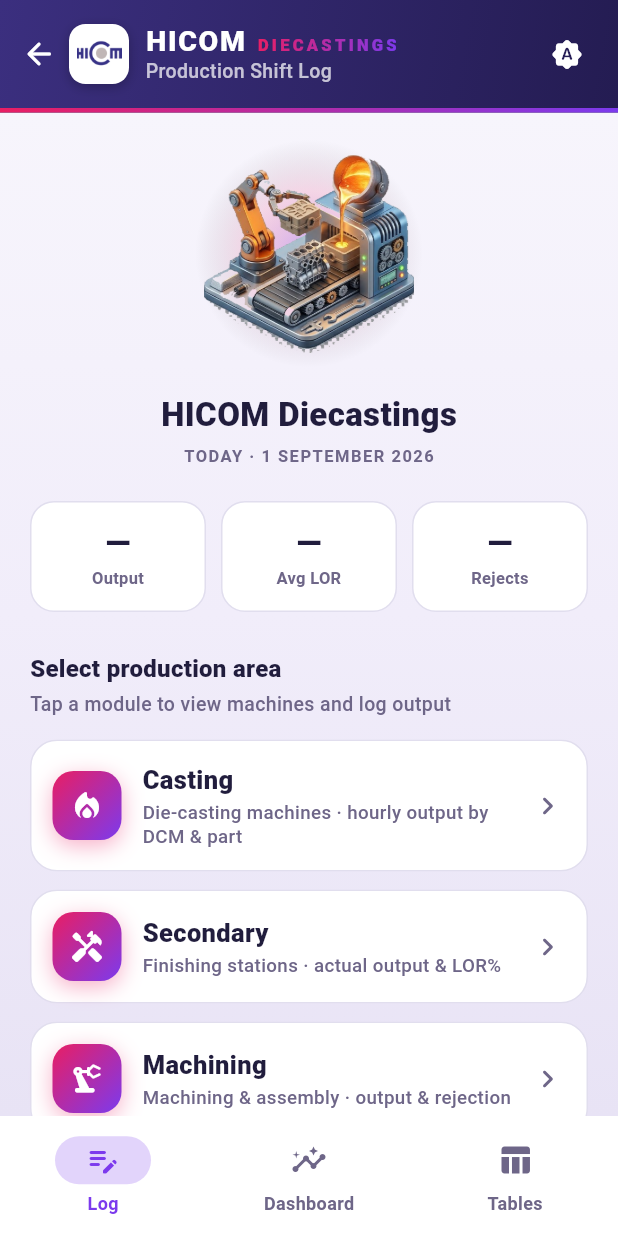
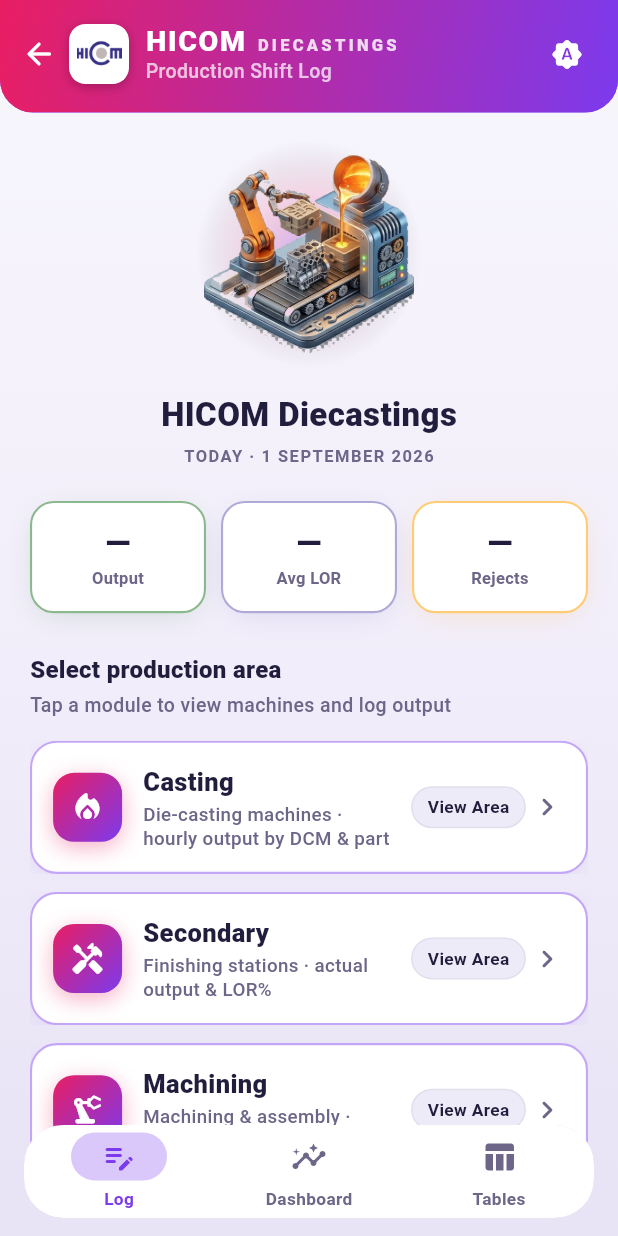
Before and after one commit to chakeuroussama17/operational_app, a Flutter app: the HomeScreen screen opened directly, on a phone screen of 412 x 824 dp. Run offline on Flutter 3.47's test engine with Material 3 defaults, Android fonts, the phone set to English and light mode, and no system bars; our stand-ins replace firebase_auth, firebase_core, share_plus, shared_preferences; accounts and stored records are empty; network calls fail.

Commit message:
Bring back the vivid look from the reference screenshot
The restyle unified the app but flattened it. Matching the reference:

App bar wears the magenta->violet gradient again, not the deep purple,
and is curved off at the bottom so it reads as a card laid over the page
rather than a slab bolted to the top. The whole bar is clipped by one
shape, so the gradient and the accent rule follow the same curve.

KPI tiles take an accent each -- green output, blue LOR, amber rejects --
as a tinted border with a faint glow beneath. The colour is decoration and
never changes with the value, so an amber tile is not a warning; the label
under the number is still what says which measure it is.

Module tiles get the violet glow and the "View Area" pill. The pill is
what makes the tile read as a door rather than a status card someone might
try to edit in place.

Bottom bar is a floating pill, inset and glowing, sitting ON the wash
instead of cutting it off at the bottom edge.

DIECASTINGS is plain white now instead of gradient-shaded. It wore the
magenta->violet shader, which was invisible against the old pink bar in
the reference screenshot and would have gone invisible again the moment
that bar came back -- same colours, painted on themselves. White is the
only thing that reads across the whole sweep.

Co-Authored-By: Claude Opus 5 <noreply@anthropic.com>

```diff
--- a/lib/screens/home_screen.dart
+++ b/lib/screens/home_screen.dart
@@ -149,7 +149,31 @@ class _HomeScreenState extends State<HomeScreen> {
       ),
       // Follows the app's light/dark setting like every other surface; the
       // brand accent rides the selection indicator rather than the whole bar.
-      bottomNavigationBar: NavigationBar(
+      // A floating pill rather than a full-width slab: it sits ON the
+      // gradient wash instead of cutting it off, which is what makes the
+      // page read as one surface with a control laid over it.
+      extendBody: true,
+      bottomNavigationBar: Padding(
+        padding: const EdgeInsets.fromLTRB(16, 0, 16, 12),
+        child: ClipRRect(
+          borderRadius: BorderRadius.circular(26),
+          child: DecoratedBox(
+            decoration: BoxDecoration(
+              borderRadius: BorderRadius.circular(26),
+              border: Border.all(
+                color: AppColors.authViolet.withValues(alpha: 0.30),
+              ),
+              boxShadow: [
+                BoxShadow(
+                  color: AppColors.authViolet.withValues(alpha: 0.22),
+                  blurRadius: 22,
+                  spreadRadius: -6,
+                  offset: const Offset(0, 6),
+                ),
+              ],
+            ),
+            child: NavigationBar(
+              height: 62,
               selectedIndex: _tabIndex,
               onDestinationSelected: (index) => setState(() {
                 _tabIndex = index;
@@ -157,10 +181,10 @@ class _HomeScreenState extends State<HomeScreen> {
                 if (index == 2) _tablesOpened = true;
               }),
               backgroundColor: AppColors.surface,
-        indicatorColor: AppColors.authViolet.withValues(alpha: 0.22),
+              indicatorColor: AppColors.authViolet.withValues(alpha: 0.28),
               labelTextStyle: WidgetStateProperty.resolveWith(
                 (states) => TextStyle(
-            fontSize: 12,
+                  fontSize: 11.5,
                   fontWeight: FontWeight.w700,
                   color: states.contains(WidgetState.selected)
                       ? AppColors.authViolet
@@ -169,7 +193,10 @@ class _HomeScreenState extends State<HomeScreen> {
               ),
               destinations: [
                 NavigationDestination(
-            icon: Icon(Icons.edit_note_rounded, color: AppColors.textSecondary),
+                  icon: Icon(
+                    Icons.edit_note_rounded,
+                    color: AppColors.textSecondary,
+                  ),
                   selectedIcon: Icon(
                     Icons.edit_note_rounded,
                     color: AppColors.authViolet,
@@ -177,7 +204,10 @@ class _HomeScreenState extends State<HomeScreen> {
                   label: 'Log',
                 ),
                 NavigationDestination(
-            icon: Icon(Icons.insights_rounded, color: AppColors.textSecondary),
+                  icon: Icon(
+                    Icons.insights_rounded,
+                    color: AppColors.textSecondary,
+                  ),
                   selectedIcon: Icon(
                     Icons.insights_rounded,
                     color: AppColors.authViolet,
@@ -196,6 +226,9 @@ class _HomeScreenState extends State<HomeScreen> {
                   label: 'Tables',
                 ),
               ],
+            ),
+          ),
+        ),
       ),
     );
   }
@@ -409,6 +442,7 @@ class _LogTabState extends State<_LogTab> {
                   label: 'Output',
                   value: _loading || !hasData ? '—' : _fmt(_todayOutput),
                   unit: _loading || !hasData ? null : 'pcs',
+                  accent: AppColors.success,
                 ),
               ),
               const SizedBox(width: 10),
@@ -417,6 +451,7 @@ class _LogTabState extends State<_LogTab> {
                   label: 'Avg LOR',
                   value: lor == null ? '—' : lor.toStringAsFixed(1),
                   unit: lor == null ? null : '%',
+                  accent: AppColors.steelBlue,
                 ),
               ),
               const SizedBox(width: 10),
@@ -424,6 +459,7 @@ class _LogTabState extends State<_LogTab> {
                 child: showRejections
                     ? HomeKpiTile(
                         label: 'Rejects',
+                        accent: AppColors.amber,
                         value: _loading || !hasData
                             ? '—'
                             : _fmt(_todayRejections),
@@ -431,6 +467,7 @@ class _LogTabState extends State<_LogTab> {
                       )
                     : HomeKpiTile(
                         label: 'Reporting',
+                        accent: AppColors.amber,
                         value: _loading || !hasData ? '—' : '$_reportingCount',
                       ),
               ),
--- a/lib/widgets/hicom_app_bar.dart
+++ b/lib/widgets/hicom_app_bar.dart
@@ -3,10 +3,11 @@ import 'package:flutter/material.dart';
 import '../config/constants.dart';
 import '../screens/auth_gate.dart';
 
-/// Branded app bar, shown on every screen: the HICOM logo, a deep-purple
-/// header and the magenta→violet rule that ties it to the login screen and
-/// the home hero. [subtitle] names the current screen ("Casting — Machines");
-/// [actions] adds trailing icon buttons before the sign-out one.
+/// Branded app bar, shown on every screen: the HICOM logo on the magenta→
+/// violet band that carries the login screen and the home hero, curved off
+/// at the bottom so it reads as a card laid over the page rather than as a
+/// slab bolted to the top. [subtitle] names the current screen
+/// ("Casting — Machines"); [actions] adds trailing icon buttons.
 ///
 /// Everything is laid out on one baseline grid — a fixed 52px content row
 /// with the logo, the wordmark block and the actions all vertically centred
@@ -33,7 +34,11 @@ class HicomAppBar extends StatelessWidget implements PreferredSizeWidget {
     final canPop = Navigator.of(context).canPop();
 
     return Material(
-      color: const Color(0xFF241C52),
+      color: AppColors.authViolet,
+      // The curve belongs to the whole bar, so the gradient, the rule and
+      // anything that scrolls under it are all clipped by the same shape.
+      borderRadius: const BorderRadius.vertical(bottom: Radius.circular(22)),
+      clipBehavior: Clip.antiAlias,
       child: SafeArea(
         bottom: false,
         child: Column(
@@ -42,7 +47,7 @@ class HicomAppBar extends StatelessWidget implements PreferredSizeWidget {
             Container(
               height: _contentHeight + _verticalPadding * 2,
               decoration: const BoxDecoration(
-                gradient: AppColors.headerGradient,
+                gradient: AppColors.authGradient,
               ),
               padding: const EdgeInsets.symmetric(horizontal: 6),
               child: Row(
@@ -100,19 +105,20 @@ class HicomAppBar extends StatelessWidget implements PreferredSizeWidget {
                               ),
                             ),
                             const SizedBox(width: 7),
-                            ShaderMask(
-                              blendMode: BlendMode.srcIn,
-                              shaderCallback: (bounds) =>
-                                  AppColors.authGradient.createShader(bounds),
-                              child: const Text(
+                            // Plain white, NOT the magenta→violet shader it
+                            // used to wear. The bar itself is that gradient
+                            // now, so shading the word in the same colours
+                            // painted it onto its own background and made it
+                            // disappear. White is the only thing that reads
+                            // across the whole sweep from pink to violet.
+                            Text(
                               'DIECASTINGS',
                               style: TextStyle(
-                                  color: Colors.white,
+                                color: Colors.white.withValues(alpha: 0.82),
                                 fontSize: 11,
                                 fontWeight: FontWeight.w800,
                                 letterSpacing: 2.2,
                                 height: 1.0,
-                                ),
                               ),
                             ),
                           ],
--- a/lib/widgets/home_widgets.dart
+++ b/lib/widgets/home_widgets.dart
@@ -153,6 +153,7 @@ class HomeKpiTile extends StatelessWidget {
     required this.label,
     required this.value,
     this.unit,
+    this.accent,
   });
 
   final String label;
@@ -161,14 +162,39 @@ class HomeKpiTile extends StatelessWidget {
   final String value;
   final String? unit;
 
+  /// Tints the tile's border and lays a faint glow under it, so the three
+  /// read as three different measures at a glance rather than as one number
+  /// repeated. Null keeps the plain treatment.
+  ///
+  /// The colour is decoration, not meaning — it never changes with the
+  /// value, so a red tile is not a warning. The label under the number is
+  /// what says which measure it is.
+  final Color? accent;
+
   @override
   Widget build(BuildContext context) {
+    final tint = accent;
     return Container(
       padding: const EdgeInsets.symmetric(horizontal: 10, vertical: 14),
       decoration: BoxDecoration(
         color: AppColors.surface,
         borderRadius: BorderRadius.circular(16),
-        border: Border.all(color: AppColors.borderSubtle),
+        border: Border.all(
+          color: tint == null
+              ? AppColors.borderSubtle
+              : tint.withValues(alpha: 0.55),
+          width: tint == null ? 1 : 1.4,
+        ),
+        boxShadow: tint == null
+            ? null
+            : [
+                BoxShadow(
+                  color: tint.withValues(alpha: 0.18),
+                  blurRadius: 16,
+                  spreadRadius: -4,
+                  offset: const Offset(0, 4),
+                ),
+              ],
       ),
       child: Column(
         mainAxisSize: MainAxisSize.min,
@@ -231,7 +257,12 @@ class HomeModuleTile extends StatelessWidget {
     required this.subtitle,
     required this.icon,
     required this.onTap,
+    this.actionLabel = 'View Area',
   });
+
+  /// The pill on the right. Names what the tap does, so the tile reads as a
+  /// door rather than as a status card you might be able to edit in place.
+  final String actionLabel;
 
   final String title;
   final String subtitle;
@@ -251,7 +282,18 @@ class HomeModuleTile extends StatelessWidget {
           decoration: BoxDecoration(
             color: AppColors.surface,
             borderRadius: BorderRadius.circular(18),
-            border: Border.all(color: AppColors.borderSubtle),
+            border: Border.all(
+              color: AppColors.authViolet.withValues(alpha: 0.45),
+              width: 1.4,
+            ),
+            boxShadow: [
+              BoxShadow(
+                color: AppColors.authViolet.withValues(alpha: 0.20),
+                blurRadius: 18,
+                spreadRadius: -6,
+                offset: const Offset(0, 5),
+              ),
+            ],
           ),
           child: Row(
             children: [
@@ -299,7 +341,24 @@ class HomeModuleTile extends StatelessWidget {
                   ],
                 ),
               ),
-              const SizedBox(width: 6),
+              const SizedBox(width: 8),
+              Container(
+                padding: const EdgeInsets.symmetric(horizontal: 10, vertical: 5),
+                decoration: BoxDecoration(
+                  color: AppColors.surfaceTint,
+                  borderRadius: BorderRadius.circular(999),
+                  border: Border.all(color: AppColors.borderSubtle),
+                ),
+                child: Text(
+                  actionLabel,
+                  style: TextStyle(
+                    fontSize: 11.5,
+                    fontWeight: FontWeight.w700,
+                    color: AppColors.textPrimary,
+                  ),
+                ),
+              ),
+              const SizedBox(width: 2),
               Icon(Icons.chevron_right_rounded, color: AppColors.textSecondary),
             ],
           ),
```
Lines whose indentation alone changed are shown as unchanged.
